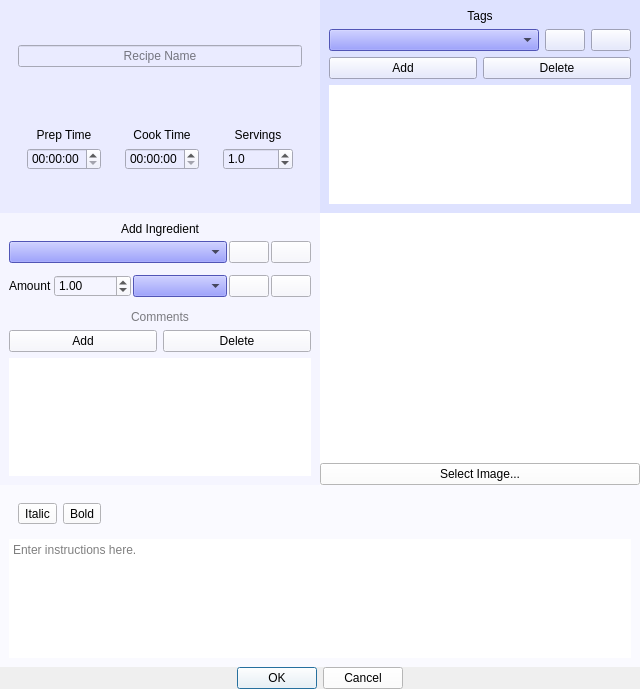
Above: gui/newrecipedialog.ui from andrewlalis/RecipeDB before the change. Below: the same form after it.
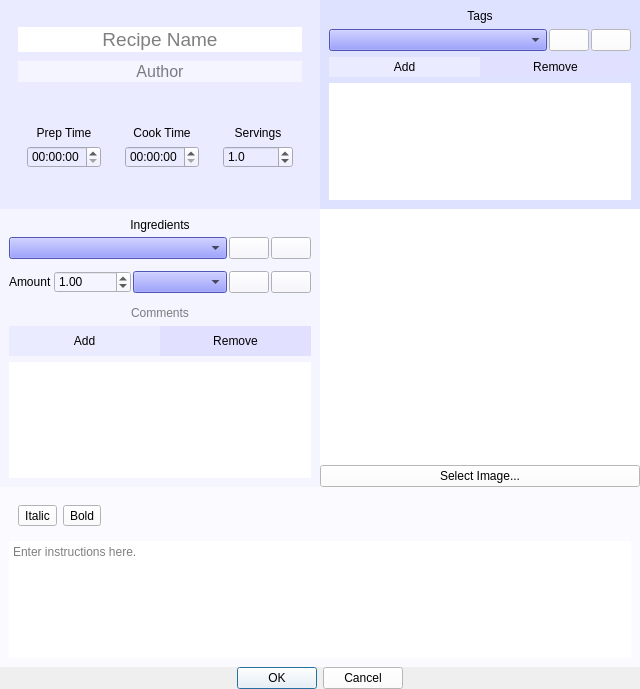
That is the form after the change. Icons and pictures are not drawn. Custom widgets are drawn as their Qt base class.

Commit message: Updated UI, added default ingredients.

What changed in the file:
```diff
--- a/gui/newrecipedialog.ui
+++ b/gui/newrecipedialog.ui
@@ -96,15 +96,25 @@
             <item>
              <widget class="QWidget" name="recipeNamePanel" native="true">
               <layout class="QVBoxLayout" name="verticalLayout_9">
+               <property name="spacing">
+                <number>0</number>
+               </property>
                <item>
                 <widget class="QLineEdit" name="recipeNameEdit">
                  <property name="font">
                   <font>
+                   <pointsize>14</pointsize>
                    <weight>3</weight>
                    <italic>false</italic>
                    <bold>false</bold>
                   </font>
                  </property>
+                 <property name="styleSheet">
+                  <string notr="true">background-color: rgb(255, 255, 255);</string>
+                 </property>
+                 <property name="frame">
+                  <bool>false</bool>
+                 </property>
                  <property name="alignment">
                   <set>Qt::AlignCenter</set>
                  </property>
@@ -113,6 +123,30 @@
                  </property>
                 </widget>
                </item>
+               <item>
+                <widget class="QLineEdit" name="authorNameEdit">
+                 <property name="font">
+                  <font>
+                   <pointsize>12</pointsize>
+                   <weight>3</weight>
+                   <italic>false</italic>
+                   <bold>false</bold>
+                  </font>
+                 </property>
+                 <property name="styleSheet">
+                  <string notr="true">background-color: rgb(245, 245, 255);</string>
+                 </property>
+                 <property name="frame">
+                  <bool>false</bool>
+                 </property>
+                 <property name="alignment">
+                  <set>Qt::AlignCenter</set>
+                 </property>
+                 <property name="placeholderText">
+                  <string>Author</string>
+                 </property>
+                </widget>
+               </item>
               </layout>
              </widget>
             </item>
@@ -141,7 +175,7 @@
                       <second>0</second>
                       <year>1999</year>
                       <month>12</month>
-                      <day>23</day>
+                      <day>22</day>
                      </datetime>
                     </property>
                     <property name="currentSection">
@@ -252,6 +286,9 @@
             <item alignment="Qt::AlignTop">
              <widget class="QWidget" name="newTagBoxPanel" native="true">
               <layout class="QHBoxLayout" name="horizontalLayout_7">
+               <property name="spacing">
+                <number>2</number>
+               </property>
                <property name="leftMargin">
                 <number>0</number>
                </property>
@@ -285,6 +322,9 @@
                  <property name="toolTip">
                   <string>Create a new tag</string>
                  </property>
+                 <property name="styleSheet">
+                  <string notr="true">background-color: rgb(255, 255, 255);</string>
+                 </property>
                  <property name="icon">
                   <iconset resource="../images.qrc">
                    <normaloff>:/images/images/plus_icon.png</normaloff>:/images/images/plus_icon.png</iconset>
@@ -296,6 +336,9 @@
                  <property name="toolTip">
                   <string>Permanently delete this tag</string>
                  </property>
+                 <property name="styleSheet">
+                  <string notr="true">background-color: rgb(255, 255, 255);</string>
+                 </property>
                  <property name="icon">
                   <iconset resource="../images.qrc">
                    <normaloff>:/images/images/minus_icon.png</normaloff>:/images/images/minus_icon.png</iconset>
@@ -308,6 +351,9 @@
             <item>
              <widget class="QWidget" name="tagsListControlPanel" native="true">
               <layout class="QHBoxLayout" name="horizontalLayout_8">
+               <property name="spacing">
+                <number>0</number>
+               </property>
                <property name="leftMargin">
                 <number>0</number>
                </property>
@@ -322,6 +368,27 @@
                </property>
                <item>
                 <widget class="QPushButton" name="addTagButton">
+                 <property name="minimumSize">
+                  <size>
+                   <width>0</width>
+                   <height>20</height>
+                  </size>
+                 </property>
+                 <property name="toolTip">
+                  <string>Add the above tag to the recipe</string>
+                 </property>
+                 <property name="styleSheet">
+                  <string notr="true">QPushButton#addTagButton {
+	background-color: rgb(235, 235, 255);
+	border: 0px;
+}
+QPushButton#addTagButton:hover{
+	background-color: rgb(245, 245, 255);
+}
+QPushButton#addTagButton:pressed{
+	background-color: rgb(255, 255, 255);
+}</string>
+                 </property>
                  <property name="text">
                   <string>Add</string>
                  </property>
@@ -329,8 +396,29 @@
                </item>
                <item>
                 <widget class="QPushButton" name="deleteTagButton">
+                 <property name="minimumSize">
+                  <size>
+                   <width>0</width>
+                   <height>20</height>
+                  </size>
+                 </property>
+                 <property name="toolTip">
+                  <string>Remove this tag from the recipe</string>
+                 </property>
+                 <property name="styleSheet">
+                  <string notr="true">QPushButton#deleteTagButton {
+	background-color: rgb(225, 225, 255);
+	border: 0px;
+}
+QPushButton#deleteTagButton:hover{
+	background-color: rgb(235, 235, 255);
+}
+QPushButton#deleteTagButton:pressed{
+	background-color: rgb(245, 245, 255);
+}</string>
+                 </property>
                  <property name="text">
-                  <string>Delete</string>
+                  <string>Remove</string>
                  </property>
                 </widget>
                </item>
@@ -434,7 +522,7 @@
                   <item>
                    <widget class="QLabel" name="addIngredientLabel">
                     <property name="text">
-                     <string>Add Ingredient</string>
+                     <string>Ingredients</string>
                     </property>
                     <property name="alignment">
                      <set>Qt::AlignCenter</set>
@@ -626,6 +714,9 @@
                   <item>
                    <widget class="QWidget" name="ingredientsListControlPanel" native="true">
                     <layout class="QHBoxLayout" name="horizontalLayout_9">
+                     <property name="spacing">
+                      <number>0</number>
+                     </property>
                      <property name="leftMargin">
                       <number>0</number>
                      </property>
@@ -640,6 +731,27 @@
                      </property>
                      <item>
                       <widget class="QPushButton" name="addIngredientButton">
+                       <property name="minimumSize">
+                        <size>
+                         <width>0</width>
+                         <height>30</height>
+                        </size>
+                       </property>
+                       <property name="toolTip">
+                        <string>Add the above ingredient to the recipe</string>
+                       </property>
+                       <property name="styleSheet">
+                        <string notr="true">QPushButton#addIngredientButton {
+	background-color: rgb(235, 235, 255);
+	border: 0px;
+}
+QPushButton#addIngredientButton:hover{
+	background-color: rgb(245, 245, 255);
+}
+QPushButton#addIngredientButton:pressed{
+	background-color: rgb(255, 255, 255);
+}</string>
+                       </property>
                        <property name="text">
                         <string>Add</string>
                        </property>
@@ -647,8 +759,29 @@
                      </item>
                      <item>
                       <widget class="QPushButton" name="removeIngredientButton">
+                       <property name="minimumSize">
+                        <size>
+                         <width>0</width>
+                         <height>30</height>
+                        </size>
+                       </property>
+                       <property name="toolTip">
+                        <string>Remove this ingredient from the recipe</string>
+                       </property>
+                       <property name="styleSheet">
+                        <string notr="true">QPushButton#removeIngredientButton {
+	background-color: rgb(225, 225, 255);
+	border: 0px;
+}
+QPushButton#removeIngredientButton:hover{
+	background-color: rgb(235, 235, 255);
+}
+QPushButton#removeIngredientButton:pressed{
+	background-color: rgb(245, 245, 255);
+}</string>
+                       </property>
                        <property name="text">
-                        <string>Delete</string>
+                        <string>Remove</string>
                        </property>
                       </widget>
                      </item>
```
Left out of the diff: 9 changed lines with no effect on the pictures. The commit also changes 9 other files.
